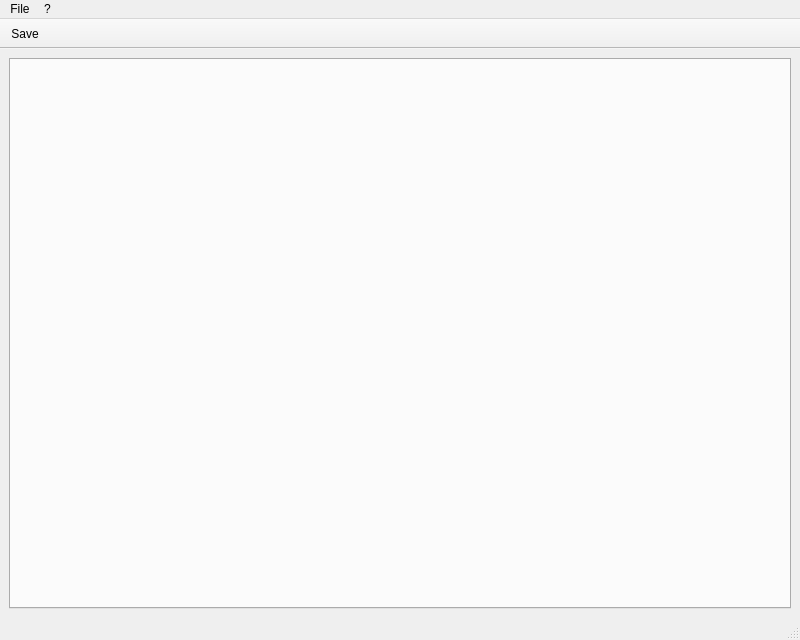
Qt form ui/optc.ui (Fabiobreo/Optc-ToolBox) before a commit.
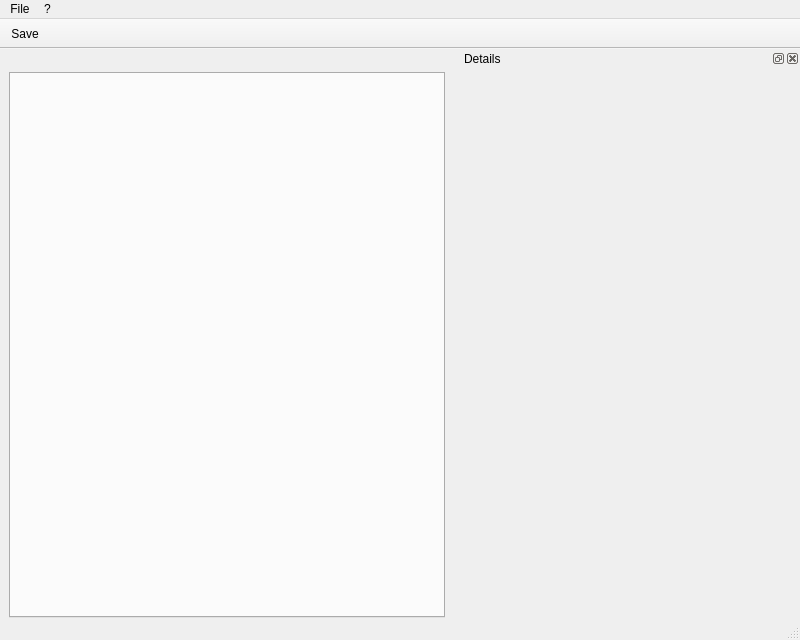
The same form after that commit. Icons and pictures are not drawn.

What changed in the file:
```diff
--- a/ui/optc.ui
+++ b/ui/optc.ui
@@ -20,7 +20,26 @@
    <string>Optc Toolbox</string>
   </property>
   <widget class="QWidget" name="centralwidget">
-   <layout class="QHBoxLayout" name="horizontalLayout">
+   <layout class="QVBoxLayout" name="verticalLayout_2">
+    <property name="spacing">
+     <number>4</number>
+    </property>
+    <property name="topMargin">
+     <number>5</number>
+    </property>
+    <property name="rightMargin">
+     <number>9</number>
+    </property>
+    <property name="bottomMargin">
+     <number>0</number>
+    </property>
+    <item alignment="Qt::AlignHCenter">
+     <widget class="QLabel" name="idLabel">
+      <property name="text">
+       <string/>
+      </property>
+     </widget>
+    </item>
     <item>
      <widget class="QTabWidget" name="tabWidget">
       <property name="tabPosition">
@@ -99,6 +118,47 @@
    </attribute>
    <addaction name="actionSave"/>
   </widget>
+  <widget class="QDockWidget" name="dockWidget">
+   <property name="sizePolicy">
+    <sizepolicy hsizetype="Minimum" vsizetype="Preferred">
+     <horstretch>0</horstretch>
+     <verstretch>0</verstretch>
+    </sizepolicy>
+   </property>
+   <property name="minimumSize">
+    <size>
+     <width>340</width>
+     <height>550</height>
+    </size>
+   </property>
+   <property name="maximumSize">
+    <size>
+     <width>340</width>
+     <height>524287</height>
+    </size>
+   </property>
+   <property name="features">
+    <set>QDockWidget::AllDockWidgetFeatures</set>
+   </property>
+   <property name="allowedAreas">
+    <set>Qt::LeftDockWidgetArea|Qt::RightDockWidgetArea</set>
+   </property>
+   <property name="windowTitle">
+    <string>Details</string>
+   </property>
+   <attribute name="dockWidgetArea">
+    <number>2</number>
+   </attribute>
+   <widget class="QWidget" name="dockWidgetContents"/>
+  </widget>
+  <widget class="QStatusBar" name="statusbar">
+   <property name="sizePolicy">
+    <sizepolicy hsizetype="Preferred" vsizetype="Fixed">
+     <horstretch>0</horstretch>
+     <verstretch>0</verstretch>
+    </sizepolicy>
+   </property>
+  </widget>
   <action name="actionLogout">
    <property name="text">
     <string>Logout</string>
```
Left out of the diff: 26 changed lines with no effect on the pictures.
